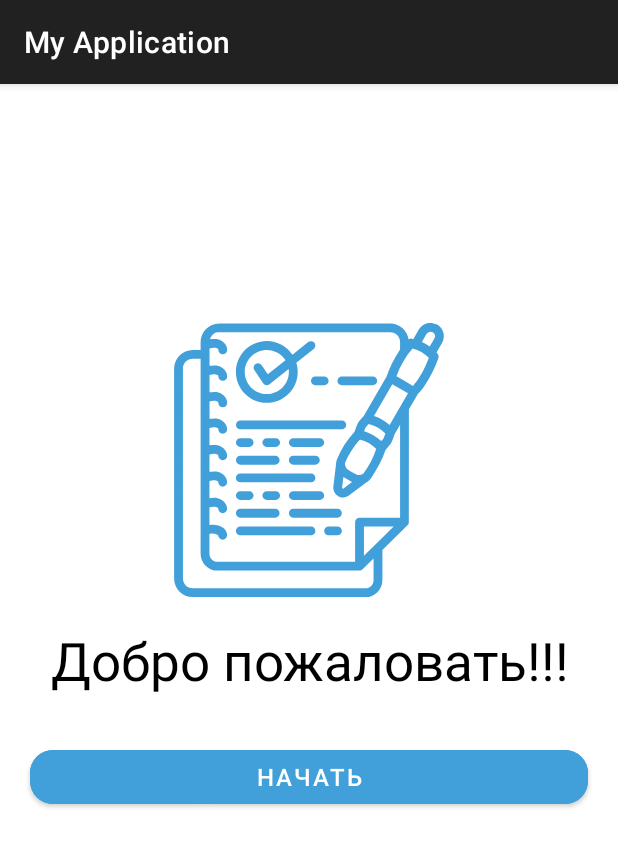
After one commit to Killler68/TodoAndrey, an Android app: the fragment WelcomeFragment shown on its own in the app's theme, on a phone screen of 412 x 824 dp. The commit adds this screen. Shown: the top 847 px of the screen. Run offline under Robolectric (Android 15) with nearby library versions, the phone set to English and light mode, and no system bars.

Commit message:
Create welcome layout

```diff
--- /dev/null
+++ b/app/src/main/java/com/example/myapplication/welcome/WelcomeFragment.kt
@@ -0,0 +1,32 @@
+package com.example.myapplication.welcome
+
+import android.os.Bundle
+import android.view.LayoutInflater
+import android.view.View
+import android.view.ViewGroup
+import androidx.fragment.app.Fragment
+import com.example.myapplication.databinding.FragmentWelcomeBinding
+
+
+class WelcomeFragment : Fragment() {
+
+    private var _binding: FragmentWelcomeBinding? = null
+    private val binding get() = _binding!!
+
+    override fun onCreateView(
+        inflater: LayoutInflater, container: ViewGroup?,
+        savedInstanceState: Bundle?
+    ): View = FragmentWelcomeBinding.inflate(inflater, container, false)
+        .also { _binding = it }
+        .root
+
+    override fun onViewCreated(view: View, savedInstanceState: Bundle?) {
+        super.onViewCreated(view, savedInstanceState)
+
+    }
+
+    override fun onDestroyView() {
+        super.onDestroyView()
+        _binding = null
+    }
+}
--- /dev/null
+++ b/app/src/main/res/layout/fragment_welcome.xml
@@ -0,0 +1,51 @@
+<?xml version="1.0" encoding="utf-8"?>
+<androidx.constraintlayout.widget.ConstraintLayout xmlns:android="http://schemas.android.com/apk/res/android"
+    xmlns:app="http://schemas.android.com/apk/res-auto"
+    xmlns:tools="http://schemas.android.com/tools"
+    android:layout_width="match_parent"
+    android:layout_height="match_parent"
+    tools:context=".welcome.WelcomeFragment">
+
+    <ImageView
+        android:id="@+id/image_ruchat"
+        android:layout_width="0dp"
+        android:layout_height="200dp"
+        android:layout_marginHorizontal="@dimen/primary_horizontal_margin"
+        android:layout_marginBottom="@dimen/primary_bottom_margin"
+        android:contentDescription="@string/app_name"
+        android:src="@drawable/note"
+        app:layout_constraintBottom_toTopOf="@+id/title"
+        app:layout_constraintEnd_toEndOf="parent"
+        app:layout_constraintStart_toStartOf="parent"
+        app:tint="?attr/primary" />
+
+    <TextView
+        android:id="@+id/title"
+        android:layout_width="0dp"
+        android:layout_height="wrap_content"
+        android:layout_marginHorizontal="@dimen/primary_horizontal_margin"
+        android:gravity="center"
+        android:text="@string/hello_friend"
+        android:textColor="?attr/primary_text"
+        android:textSize="35sp"
+        app:layout_constraintBottom_toBottomOf="parent"
+        app:layout_constraintEnd_toEndOf="parent"
+        app:layout_constraintStart_toStartOf="parent"
+        app:layout_constraintTop_toTopOf="parent" />
+
+    <Button
+        android:id="@+id/btn_start"
+        android:layout_width="0dp"
+        android:layout_height="wrap_content"
+        android:layout_marginHorizontal="@dimen/primary_horizontal_margin"
+        android:layout_marginTop="@dimen/secondary_top_margin"
+        android:backgroundTint="#419FD9"
+        android:text="@string/start"
+        android:textColor="?attr/accent_text"
+        android:textSize="@dimen/primary_size"
+        app:cornerRadius="@dimen/primary_corner_radius"
+        app:layout_constraintEnd_toEndOf="parent"
+        app:layout_constraintStart_toStartOf="parent"
+        app:layout_constraintTop_toBottomOf="@+id/title" />
+
+</androidx.constraintlayout.widget.ConstraintLayout>
--- a/app/src/main/res/values/strings.xml
+++ b/app/src/main/res/values/strings.xml
@@ -21,4 +21,5 @@
     <string name="exit">Выход</string>
     <string name="delete_user">Удалить пользователя</string>
     <string name="manual">Инструкция</string>
+    <string name="start">Начать</string>
 </resources>
```
